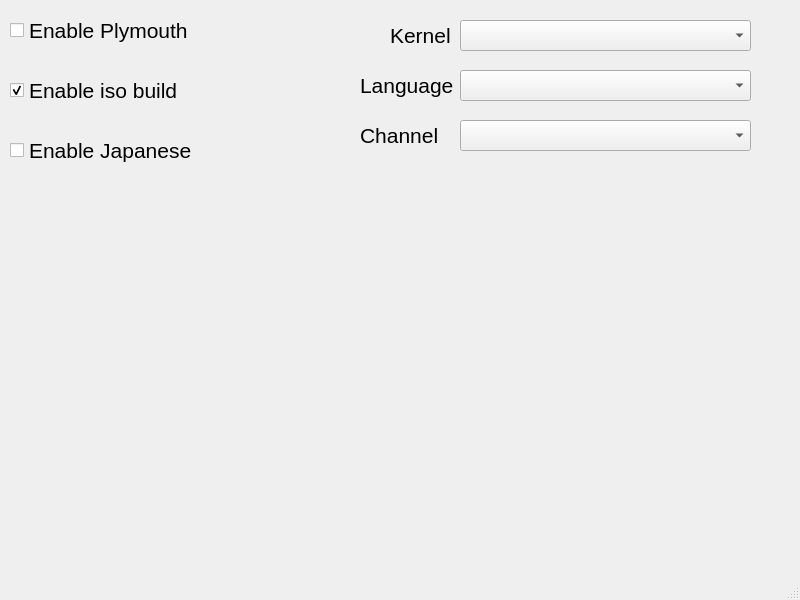
First picture: the form in mainwindow.ui, repository kahenteikou/alteriso-gui-qt, before the edit.
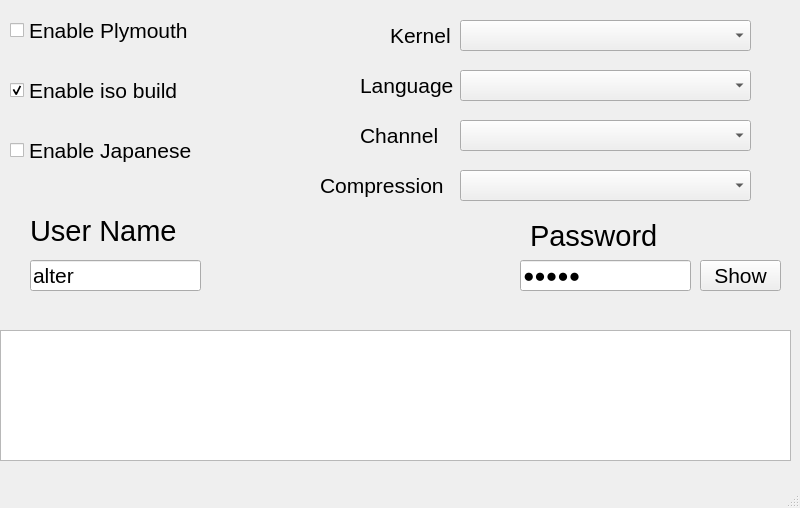
Second picture: the form after the edit.

```diff
--- a/mainwindow.ui
+++ b/mainwindow.ui
@@ -7,7 +7,7 @@
     <x>0</x>
     <y>0</y>
     <width>800</width>
-    <height>600</height>
+    <height>508</height>
    </rect>
   </property>
   <property name="windowTitle">
@@ -191,6 +191,159 @@
      </font>
     </property>
    </widget>
+   <widget class="QComboBox" name="Comp_type_combobox">
+    <property name="geometry">
+     <rect>
+      <x>460</x>
+      <y>170</y>
+      <width>291</width>
+      <height>31</height>
+     </rect>
+    </property>
+    <property name="font">
+     <font>
+      <pointsize>16</pointsize>
+     </font>
+    </property>
+   </widget>
+   <widget class="QLabel" name="comp_type_label">
+    <property name="geometry">
+     <rect>
+      <x>320</x>
+      <y>170</y>
+      <width>141</width>
+      <height>31</height>
+     </rect>
+    </property>
+    <property name="font">
+     <font>
+      <pointsize>16</pointsize>
+     </font>
+    </property>
+    <property name="text">
+     <string>Compression</string>
+    </property>
+   </widget>
+   <widget class="QLabel" name="label_2">
+    <property name="geometry">
+     <rect>
+      <x>30</x>
+      <y>210</y>
+      <width>161</width>
+      <height>41</height>
+     </rect>
+    </property>
+    <property name="font">
+     <font>
+      <pointsize>22</pointsize>
+     </font>
+    </property>
+    <property name="text">
+     <string>User Name</string>
+    </property>
+   </widget>
+   <widget class="QLineEdit" name="UserName_Lineedit">
+    <property name="geometry">
+     <rect>
+      <x>30</x>
+      <y>260</y>
+      <width>171</width>
+      <height>31</height>
+     </rect>
+    </property>
+    <property name="font">
+     <font>
+      <pointsize>16</pointsize>
+     </font>
+    </property>
+    <property name="inputMask">
+     <string/>
+    </property>
+    <property name="text">
+     <string>alter</string>
+    </property>
+   </widget>
+   <widget class="QLineEdit" name="Password_lineedit">
+    <property name="geometry">
+     <rect>
+      <x>520</x>
+      <y>260</y>
+      <width>171</width>
+      <height>31</height>
+     </rect>
+    </property>
+    <property name="font">
+     <font>
+      <pointsize>14</pointsize>
+     </font>
+    </property>
+    <property name="inputMask">
+     <string/>
+    </property>
+    <property name="text">
+     <string>alter</string>
+    </property>
+    <property name="echoMode">
+     <enum>QLineEdit::Password</enum>
+    </property>
+   </widget>
+   <widget class="QLabel" name="label_3">
+    <property name="geometry">
+     <rect>
+      <x>530</x>
+      <y>220</y>
+      <width>161</width>
+      <height>31</height>
+     </rect>
+    </property>
+    <property name="font">
+     <font>
+      <pointsize>22</pointsize>
+     </font>
+    </property>
+    <property name="text">
+     <string>Password</string>
+    </property>
+   </widget>
+   <widget class="QPushButton" name="show_passwd_button">
+    <property name="geometry">
+     <rect>
+      <x>700</x>
+      <y>260</y>
+      <width>81</width>
+      <height>31</height>
+     </rect>
+    </property>
+    <property name="font">
+     <font>
+      <pointsize>16</pointsize>
+     </font>
+    </property>
+    <property name="text">
+     <string>Show</string>
+    </property>
+    <property name="checkable">
+     <bool>true</bool>
+    </property>
+    <property name="flat">
+     <bool>false</bool>
+    </property>
+   </widget>
+   <widget class="QTextEdit" name="LogTextEdit">
+    <property name="geometry">
+     <rect>
+      <x>0</x>
+      <y>330</y>
+      <width>791</width>
+      <height>131</height>
+     </rect>
+    </property>
+    <property name="font">
+     <font>
+      <pointsize>10</pointsize>
+     </font>
+    </property>
+   </widget>
   </widget>
   <widget class="QMenuBar" name="menubar">
    <property name="geometry">
```
